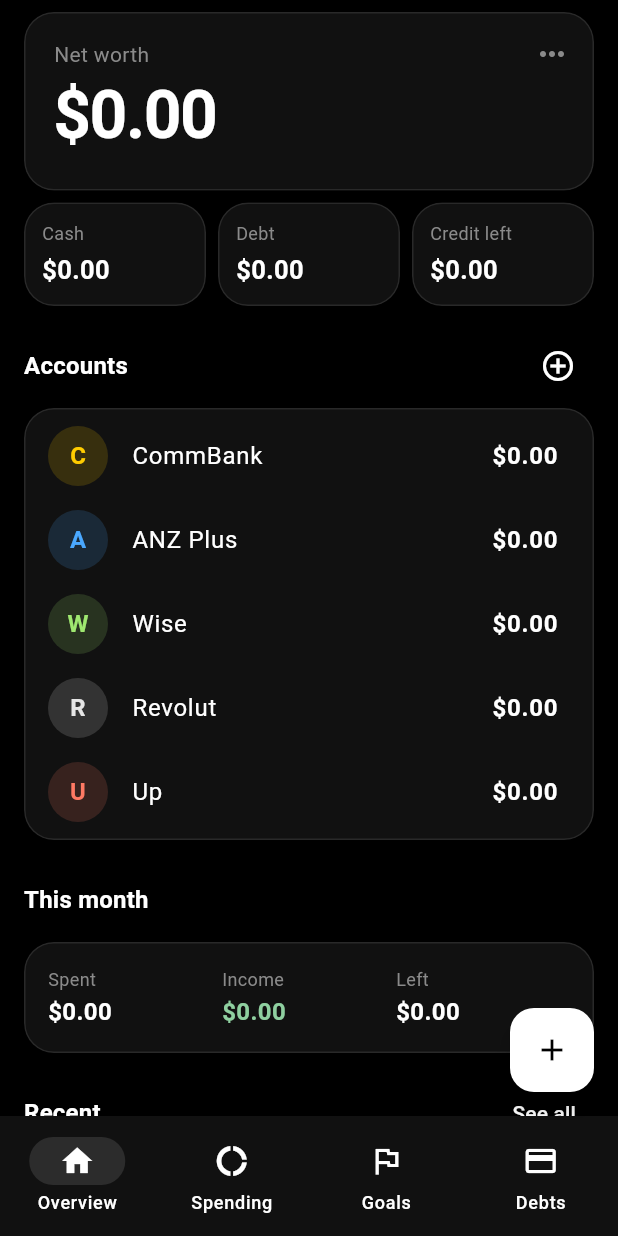
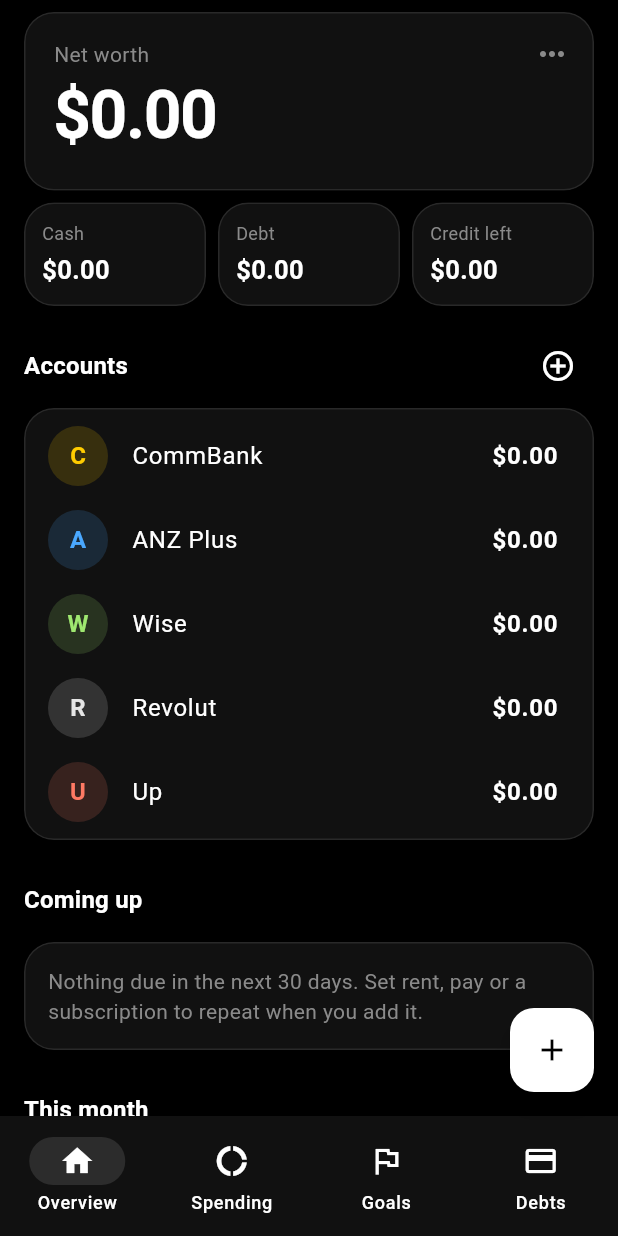
Before and after one commit to raigon-pawa/NoBudget, a Flutter app: the screen it shows after launch, on a phone screen of 412 x 824 dp. Run offline on Flutter 3.47's test engine with Material 3 defaults, Android fonts, the phone set to English and light mode, and no system bars; our stand-ins replace cloud_firestore, firebase_auth, firebase_core, google_sign_in, shared_preferences; accounts and stored records are empty; generated files the repository leaves out were written again; network calls fail.

Commit message:
Repeating transactions can be edited, and what is due soon shows on the Overview
Tapping a repeating transaction (in the Repeating list or the new "Coming up"
card) opens it in the transaction form: change the amount, account, category,
note, next date or how often it repeats, or stop it. Past entries keep their
amounts. "Coming up" lists what falls due in the next 30 days and what it adds
up to.

Co-Authored-By: Claude Opus 5.5 <noreply@anthropic.com>

```diff
--- a/lib/models.dart
+++ b/lib/models.dart
@@ -235,6 +235,15 @@ DateTime occurrence(DateTime first, Repeat every, int n) {
   return DateTime(first.year, first.month + n, min(first.day, lastDay));
 }
 
+/// What the repeating transactions will add after [now] and within [days] days, soonest first.
+List<(Recurring, DateTime)> upcoming(Iterable<Recurring> recurring, DateTime now, {int days = 30}) {
+  final end = DateTime(now.year, now.month, now.day + days + 1);
+  return [
+    for (final r in recurring)
+      for (var n = r.done; occurrence(r.tx.date, r.every, n).isBefore(end); n++) (r, occurrence(r.tx.date, r.every, n)),
+  ]..sort((a, b) => a.$2.compareTo(b.$2));
+}
+
 class Goal {
   const Goal({this.id, required this.name, required this.target, this.saved = 0, this.deadline});
 
--- a/lib/pages.dart
+++ b/lib/pages.dart
@@ -164,6 +164,11 @@ class Overview extends StatelessWidget {
       int sum(TxType type) => month.where((t) => t.type == type).fold(0, (s, t) => s + t.amount);
       final spent = sum(TxType.expense), income = sum(TxType.income);
       final cash = all.cash, debt = all.debt;
+      final soon = upcoming(store.recurring, DateTime.now());
+      final toPay = store
+          .inHome(soon.map((s) => s.$1.tx))
+          .where((t) => t.type == TxType.expense)
+          .fold(0, (sum, t) => sum + t.amount);
 
       // shortcut: past days are valued at today's rates, so the line shows saving and spending, not
       // currency swings; keep a rate history if those ever need to show.
@@ -302,6 +307,40 @@ class Overview extends StatelessWidget {
               ],
             ),
           ),
+          Header(
+            'Coming up',
+            action: toPay == 0
+                ? null
+                : Center(
+                    child: Text('${money(toPay)} to pay', style: const TextStyle(color: dim, fontSize: 13)),
+                  ),
+          ),
+          Panel(
+            padding: const EdgeInsets.symmetric(horizontal: 12, vertical: 4),
+            child: soon.isEmpty
+                ? const Padding(
+                    padding: EdgeInsets.symmetric(horizontal: 4, vertical: 12),
+                    child: Text(
+                      'Nothing due in the next 30 days. Set rent, pay or a subscription to repeat when you add it.',
+                      style: _empty,
+                    ),
+                  )
+                : Column(
+                    children: [
+                      for (final (r, date) in soon.take(6))
+                        TxTile(
+                          r.tx,
+                          detail: '${_dayName(date)} · ${repeatLabel(r.every)}',
+                          onTap: () => showSheet(context, TxSheet(recurring: r)),
+                        ),
+                      if (soon.length > 6)
+                        Padding(
+                          padding: const EdgeInsets.only(bottom: 8),
+                          child: Text('and ${soon.length - 6} more', style: _empty),
+                        ),
+                    ],
+                  ),
+          ),
         ],
         right: [
           const Header('This month'),
@@ -407,6 +446,16 @@ class _Figure extends StatelessWidget {
       ),
     ],
   );
+}
+
+/// "Today", "Tomorrow", or the weekday and date.
+String _dayName(DateTime d) {
+  final days = DateUtils.dateOnly(d).difference(DateUtils.dateOnly(DateTime.now())).inDays;
+  return switch (days) {
+    <= 0 => 'Today', // due but not added yet: the app adds it next time it opens
+    1 => 'Tomorrow',
+    _ => DateFormat('EEE d MMM').format(d),
+  };
 }
 
 // ------------------------------------------------------------------- spending
@@ -566,15 +615,7 @@ class _SpendingState extends State<Spending> {
                     TxTile(
                       r.tx,
                       detail: '${repeatLabel(r.every)} · next ${DateFormat('d MMM').format(r.next)}',
-                      onTap: () async {
-                        if (await confirm(
-                          context,
-                          'Stop repeating this? Transactions it already added stay.',
-                          action: 'Stop',
-                        )) {
-                          store.deleteRecurring(r);
-                        }
-                      },
+                      onTap: () => showSheet(context, TxSheet(recurring: r)),
                     ),
                 ],
               ),
```
Also changed, not shown: lib/sheets.dart (+40 -16 lines), lib/store.dart (+8 -0 lines), 3 other files.
